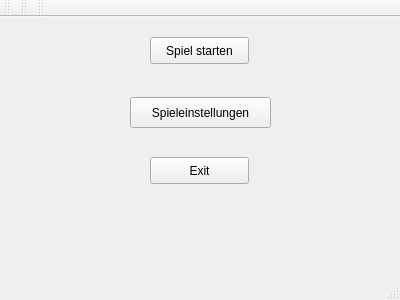
The window that mainwindow.ui (s0538643/reversi-mm16) describes before a commit, drawn with Qt 5.
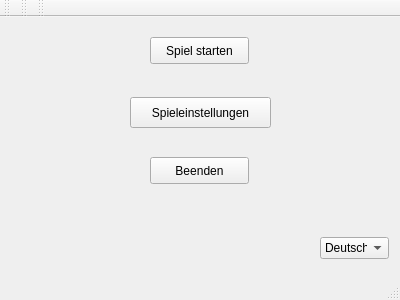
The same window after the commit.

The edit to the form file:
```diff
--- a/mainwindow.ui
+++ b/mainwindow.ui
@@ -37,7 +37,7 @@
      </rect>
     </property>
     <property name="text">
-     <string>Exit</string>
+     <string>Beenden</string>
     </property>
    </widget>
    <widget class="QPushButton" name="settingsButton">
@@ -65,6 +65,26 @@
     <widget class="QWidget" name="page"/>
     <widget class="QWidget" name="page_2"/>
    </widget>
+   <widget class="QComboBox" name="comboBox">
+    <property name="geometry">
+     <rect>
+      <x>320</x>
+      <y>220</y>
+      <width>69</width>
+      <height>22</height>
+     </rect>
+    </property>
+    <item>
+     <property name="text">
+      <string>Deutsch</string>
+     </property>
+    </item>
+    <item>
+     <property name="text">
+      <string>English</string>
+     </property>
+    </item>
+   </widget>
   </widget>
   <widget class="QMenuBar" name="menuBar">
    <property name="geometry">
```
Left out of the diff: 2 changed lines with no effect on the pictures.
